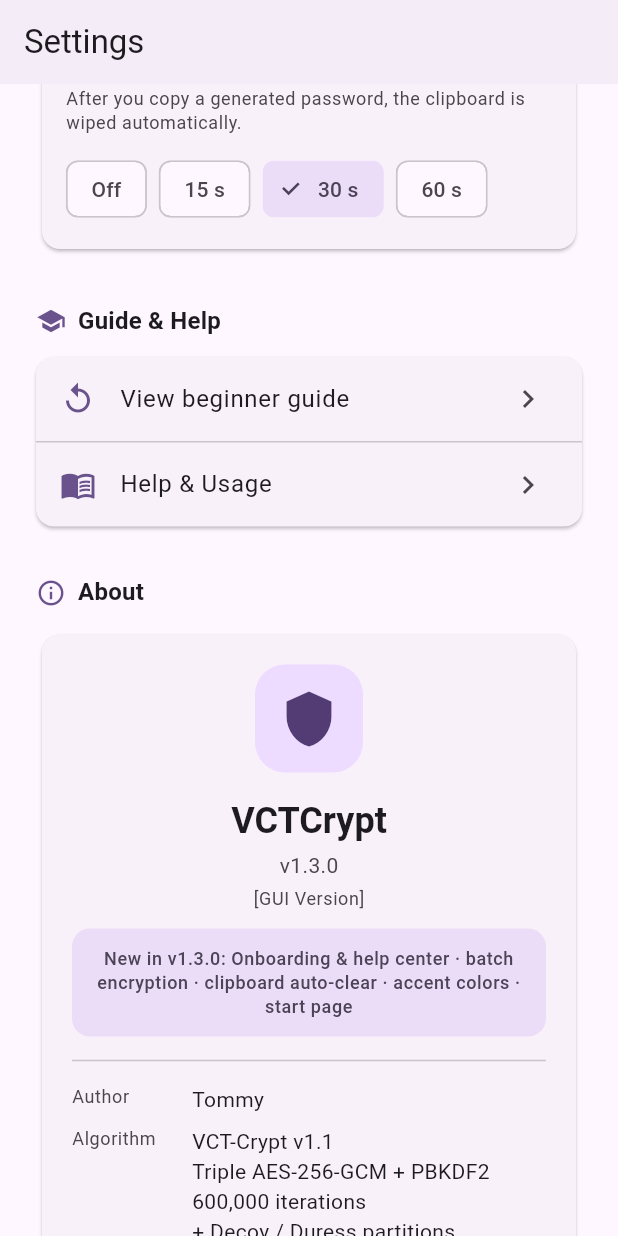
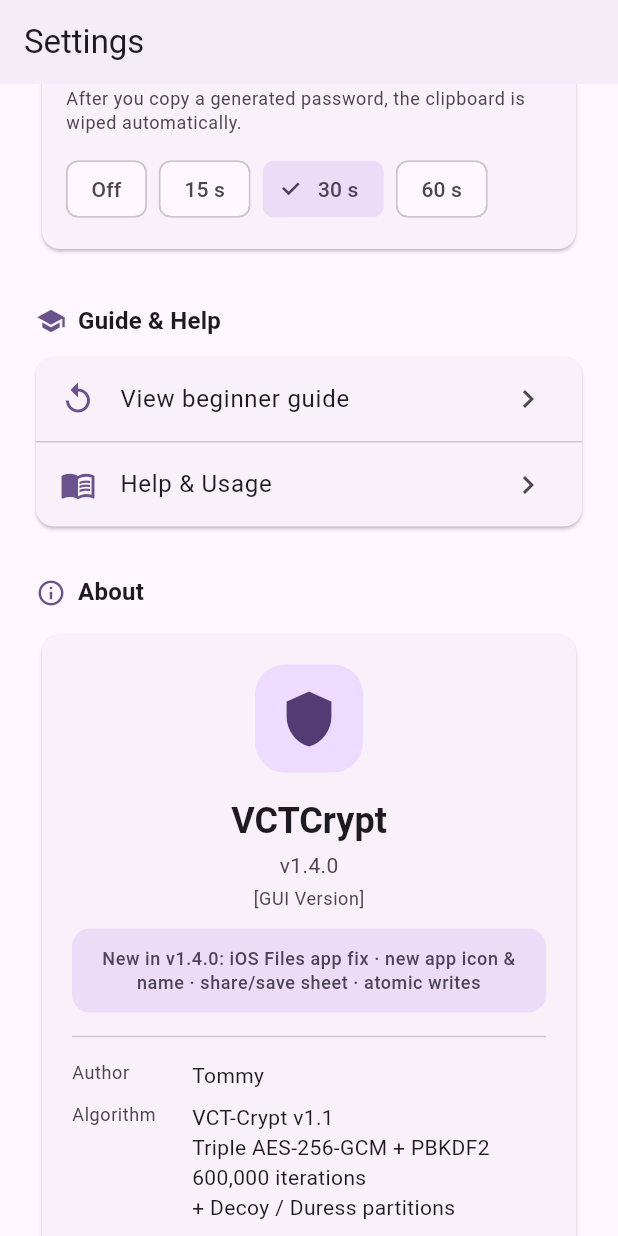
Before and after one commit to Tommyaaaa/vctcrypt, a Flutter app: the SettingsScreen screen opened directly with empty values, scrolled down 1152 dp, on a phone screen of 412 x 824 dp. Run offline on Flutter 3.47's test engine with Material 3 defaults, Android fonts, the phone set to English and light mode, and no system bars; our stand-ins replace file_picker, share_plus, shared_preferences; missing offline and left inert: cryptography, desktop_drop; accounts and stored records are empty.

Commit message:
VCTCrypt v1.4.0: iOS Files app fix, new icon & name, share/save sheet
- iOS Files app empty-folder fix: output files are now written via
  temp-file + atomic rename (writeAsBytesSync in place is often not
  observed by fileproviderd, leaving 'On My iPhone/Vctcrypt' empty in
  the Files app even though the file exists - Filza showed it). Atomic
  writes also prevent half-written outputs if the process dies
- Display name: VCTCrypt everywhere (CFBundleDisplayName/CFBundleName
  on iOS - the Files app names the exposed folder after it, so the
  stale 'Vctcrypt' entry is replaced by a fresh 'VCTCrypt' one;
  android:label on Android)
- New app icon: Material Design 'shield', black on white, rendered
  from the official vector path (scripts in repo history); wired via
  flutter_launcher_icons for iOS + Android (adaptive, white background)
- Share / Save button on mobile result cards (share_plus): after
  encrypt (single or batch) and decrypt, hand the output(s) to the
  system share sheet - 'Save to Files' stores them anywhere, iCloud
  Drive included
- Version 1.4.0+5, bilingual strings, README updated

```diff
--- a/lib/i18n/strings.dart
+++ b/lib/i18n/strings.dart
@@ -18,7 +18,7 @@
 
   // ---- App ----
   String get appName => 'VCTCrypt';
-  String get appVersion => 'v1.3.0';
+  String get appVersion => 'v1.4.0';
   String get guiVersion => lang == AppLanguage.english
       ? '[GUI Version]'
       : '[图形界面版]';
@@ -27,8 +27,13 @@
       ? 'Algorithm: VCT-Crypt (AES-256 x3)'
       : '算法: VCT-Crypt (AES-256 x3)';
   String get whatsNew => lang == AppLanguage.english
-      ? 'New in v1.3.0: Onboarding & help center · batch encryption · clipboard auto-clear · accent colors · start page'
-      : 'v1.3.0 新特性：新手引导与帮助中心 · 批量加密 · 剪贴板自动清除 · 主题色个性化 · 启动页偏好';
+      ? 'New in v1.4.0: iOS Files app fix · new app icon & name · share/save sheet · atomic writes'
+      : 'v1.4.0 新特性：修复 iOS 文件 App 空文件夹 · 全新图标与名称 · 分享/存储 · 原子写入';
+
+  /// v1.4.0: share / save button label (mobile result cards).
+  String get shareBtn => lang == AppLanguage.english
+      ? 'Share / Save'
+      : '分享 / 存储';
 
   // ---- Navigation ----
   String get navEncrypt => lang == AppLanguage.english ? 'Encrypt' : '加密';
--- a/lib/screens/decrypt_screen.dart
+++ b/lib/screens/decrypt_screen.dart
@@ -7,6 +7,7 @@
 import 'package:file_picker/file_picker.dart';
 import 'package:flutter/material.dart';
 import 'package:flutter/services.dart';
+import 'package:share_plus/share_plus.dart';
 
 import '../crypto/vct_crypto.dart' as crypto;
 import '../i18n/strings.dart';
@@ -345,6 +346,16 @@
                                   fontStyle: FontStyle.italic,
                                 ),
                               ),
+                              // v1.4.0: share / save the decrypted file
+                              const SizedBox(height: 8),
+                              OutlinedButton.icon(
+                                onPressed: () => Share.shareXFiles(
+                                  [XFile(_outputPath!)],
+                                  text: _originalName,
+                                ),
+                                icon: const Icon(Icons.share_outlined),
+                                label: Text(strings.shareBtn),
+                              ),
                             ],
                           ],
                         ],
```
Also changed, not shown: lib/crypto/vct_crypto.dart (+20 -1 lines), lib/screens/encrypt_screen.dart (+29 -0 lines), pubspec.yaml (+13 -1 lines), assets/app_icon.png (added), assets/app_icon_fg.png (added), 4 other files.
